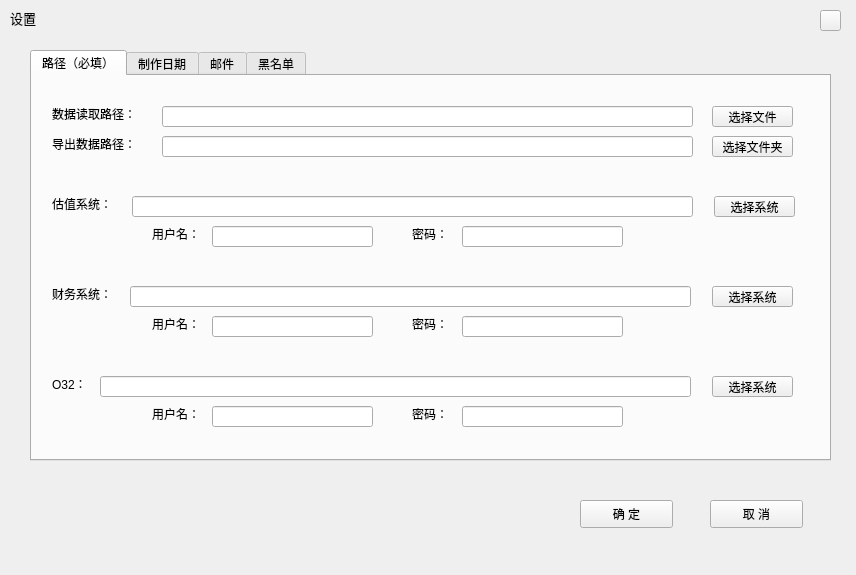
Before: the Qt Designer form uianimation/yhsb/SettingWindow.ui in buffer8848/pywinauto_samples, drawn with Qt 5.
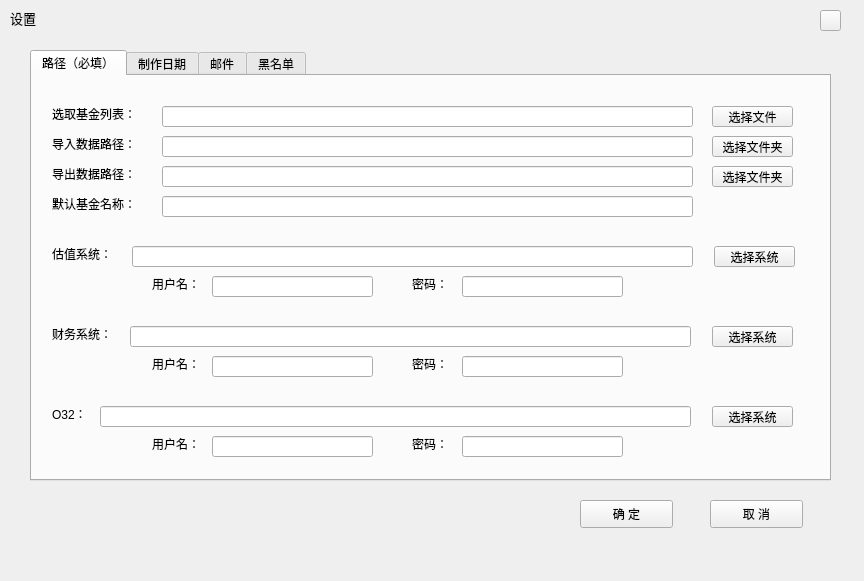
After: the same form once the commit is applied.

Patch:
```diff
--- a/uianimation/yhsb/SettingWindow.ui
+++ b/uianimation/yhsb/SettingWindow.ui
@@ -6,8 +6,8 @@
    <rect>
     <x>0</x>
     <y>0</y>
-    <width>856</width>
-    <height>575</height>
+    <width>864</width>
+    <height>581</height>
    </rect>
   </property>
   <property name="windowTitle">
@@ -20,7 +20,7 @@
       <x>30</x>
       <y>50</y>
       <width>801</width>
-      <height>411</height>
+      <height>431</height>
      </rect>
     </property>
     <property name="currentIndex">
@@ -34,7 +34,7 @@
       <property name="geometry">
        <rect>
         <x>98</x>
-        <y>210</y>
+        <y>250</y>
         <width>561</width>
         <height>21</height>
        </rect>
@@ -50,14 +50,14 @@
        </rect>
       </property>
       <property name="text">
-       <string>数据读取路径：</string>
+       <string>选取基金列表：</string>
       </property>
      </widget>
      <widget class="QPushButton" name="SgetCw">
       <property name="geometry">
        <rect>
         <x>680</x>
-        <y>210</y>
+        <y>250</y>
         <width>81</width>
         <height>21</height>
        </rect>
@@ -93,7 +93,7 @@
       <property name="geometry">
        <rect>
         <x>100</x>
-        <y>120</y>
+        <y>170</y>
         <width>561</width>
         <height>21</height>
        </rect>
@@ -103,7 +103,7 @@
       <property name="geometry">
        <rect>
         <x>20</x>
-        <y>210</y>
+        <y>250</y>
         <width>72</width>
         <height>15</height>
        </rect>
@@ -116,7 +116,7 @@
       <property name="geometry">
        <rect>
         <x>680</x>
-        <y>300</y>
+        <y>330</y>
         <width>81</width>
         <height>21</height>
        </rect>
@@ -129,7 +129,7 @@
       <property name="geometry">
        <rect>
         <x>68</x>
-        <y>300</y>
+        <y>330</y>
         <width>591</width>
         <height>21</height>
        </rect>
@@ -139,7 +139,7 @@
       <property name="geometry">
        <rect>
         <x>20</x>
-        <y>300</y>
+        <y>330</y>
         <width>72</width>
         <height>15</height>
        </rect>
@@ -152,7 +152,7 @@
       <property name="geometry">
        <rect>
         <x>682</x>
-        <y>120</y>
+        <y>170</y>
         <width>81</width>
         <height>21</height>
        </rect>
@@ -165,7 +165,7 @@
       <property name="geometry">
        <rect>
         <x>20</x>
-        <y>120</y>
+        <y>170</y>
         <width>72</width>
         <height>15</height>
        </rect>
@@ -178,7 +178,7 @@
       <property name="geometry">
        <rect>
         <x>120</x>
-        <y>150</y>
+        <y>200</y>
         <width>61</width>
         <height>16</height>
        </rect>
@@ -191,7 +191,7 @@
       <property name="geometry">
        <rect>
         <x>180</x>
-        <y>150</y>
+        <y>200</y>
         <width>161</width>
         <height>21</height>
        </rect>
@@ -201,7 +201,7 @@
       <property name="geometry">
        <rect>
         <x>380</x>
-        <y>150</y>
+        <y>200</y>
         <width>41</width>
         <height>16</height>
        </rect>
@@ -214,7 +214,7 @@
       <property name="geometry">
        <rect>
         <x>430</x>
-        <y>150</y>
+        <y>200</y>
         <width>161</width>
         <height>21</height>
        </rect>
@@ -224,7 +224,7 @@
       <property name="geometry">
        <rect>
         <x>430</x>
-        <y>240</y>
+        <y>280</y>
         <width>161</width>
         <height>21</height>
        </rect>
@@ -234,7 +234,7 @@
       <property name="geometry">
        <rect>
         <x>180</x>
-        <y>240</y>
+        <y>280</y>
         <width>161</width>
         <height>21</height>
        </rect>
@@ -244,7 +244,7 @@
       <property name="geometry">
        <rect>
         <x>380</x>
-        <y>240</y>
+        <y>280</y>
         <width>41</width>
         <height>16</height>
        </rect>
@@ -257,7 +257,7 @@
       <property name="geometry">
        <rect>
         <x>120</x>
-        <y>240</y>
+        <y>280</y>
         <width>61</width>
         <height>16</height>
        </rect>
@@ -270,7 +270,7 @@
       <property name="geometry">
        <rect>
         <x>430</x>
-        <y>330</y>
+        <y>360</y>
         <width>161</width>
         <height>21</height>
        </rect>
@@ -280,7 +280,7 @@
       <property name="geometry">
        <rect>
         <x>380</x>
-        <y>330</y>
+        <y>360</y>
         <width>41</width>
         <height>16</height>
        </rect>
@@ -293,7 +293,7 @@
       <property name="geometry">
        <rect>
         <x>180</x>
-        <y>330</y>
+        <y>360</y>
         <width>161</width>
         <height>21</height>
        </rect>
@@ -303,7 +303,7 @@
       <property name="geometry">
        <rect>
         <x>120</x>
-        <y>330</y>
+        <y>360</y>
         <width>61</width>
         <height>16</height>
        </rect>
@@ -332,14 +332,27 @@
        </rect>
       </property>
       <property name="text">
-       <string>导出数据路径：</string>
+       <string>导入数据路径：</string>
+      </property>
+     </widget>
+     <widget class="QPushButton" name="SgetIm">
+      <property name="geometry">
+       <rect>
+        <x>680</x>
+        <y>60</y>
+        <width>81</width>
+        <height>21</height>
+       </rect>
+      </property>
+      <property name="text">
+       <string>选择文件夹</string>
       </property>
      </widget>
      <widget class="QPushButton" name="SgetEx">
       <property name="geometry">
        <rect>
         <x>680</x>
-        <y>60</y>
+        <y>90</y>
         <width>81</width>
         <height>21</height>
        </rect>
@@ -348,6 +361,52 @@
        <string>选择文件夹</string>
       </property>
      </widget>
+     <widget class="QLineEdit" name="SoutPath">
+      <property name="geometry">
+       <rect>
+        <x>130</x>
+        <y>90</y>
+        <width>531</width>
+        <height>21</height>
+       </rect>
+      </property>
+     </widget>
+     <widget class="QLabel" name="label_19">
+      <property name="geometry">
+       <rect>
+        <x>20</x>
+        <y>90</y>
+        <width>101</width>
+        <height>16</height>
+       </rect>
+      </property>
+      <property name="text">
+       <string>导出数据路径：</string>
+      </property>
+     </widget>
+     <widget class="QLabel" name="label_20">
+      <property name="geometry">
+       <rect>
+        <x>20</x>
+        <y>120</y>
+        <width>101</width>
+        <height>16</height>
+       </rect>
+      </property>
+      <property name="text">
+       <string>默认基金名称：</string>
+      </property>
+     </widget>
+     <widget class="QLineEdit" name="SfundName">
+      <property name="geometry">
+       <rect>
+        <x>130</x>
+        <y>120</y>
+        <width>531</width>
+        <height>21</height>
+       </rect>
+      </property>
+     </widget>
     </widget>
     <widget class="QWidget" name="tab2">
      <attribute name="title">
```
Left out of the diff: 2 changed lines with no effect on the pictures.
